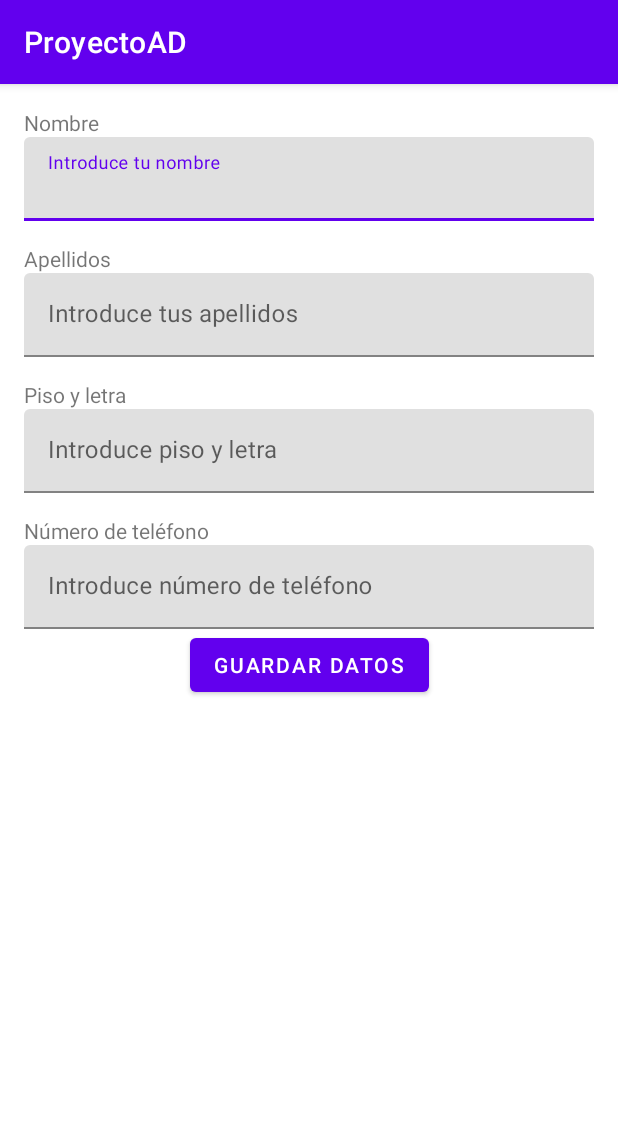
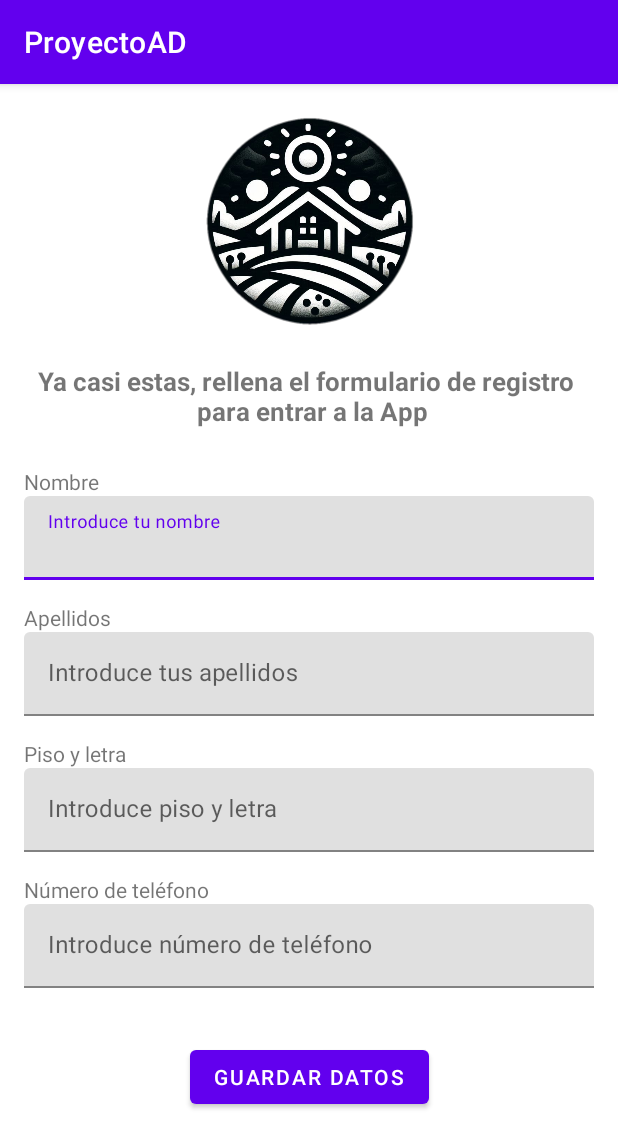
Before and after one commit to Pexel14/ProyectoAD, an Android app: the FormUserActivity screen opened directly, with no data from a screen before it, on a phone screen of 412 x 824 dp. Shown: the top 1148 px of the screen. Run offline under Robolectric (Android 15) with nearby library versions, the phone set to English and light mode, and no system bars; our stand-ins replace Firebase (no records; nobody signed in at launch, a user with empty details on screens opened directly).

Commit message:
Logica de control añadida al formulario

```diff
--- a/app/src/main/java/com/example/proyectoad/FormUserActivity.java
+++ b/app/src/main/java/com/example/proyectoad/FormUserActivity.java
@@ -1,6 +1,8 @@
 package com.example.proyectoad;
 
 import android.os.Bundle;
+import android.view.View;
+import android.widget.Toast;
 
 import androidx.activity.EdgeToEdge;
 import androidx.appcompat.app.AppCompatActivity;
@@ -8,12 +10,46 @@ import androidx.core.graphics.Insets;
 import androidx.core.view.ViewCompat;
 import androidx.core.view.WindowInsetsCompat;
 
+import com.example.proyectoad.databinding.ActivityFormUserBinding;
+import com.google.firebase.database.DatabaseReference;
+
 public class FormUserActivity extends AppCompatActivity {
+
+    private ActivityFormUserBinding binding;
+    private DatabaseReference ref;
+
+
 
     @Override
     protected void onCreate(Bundle savedInstanceState) {
         super.onCreate(savedInstanceState);
-        setContentView(R.layout.activity_form_user);
+
+        binding = ActivityFormUserBinding.inflate(getLayoutInflater());
+        setContentView(binding.getRoot());
+
+        binding.btnGuardarForm.setOnClickListener(new View.OnClickListener() {
+            @Override
+            public void onClick(View v) {
+
+                String nombre = binding.etNombre.getText().toString().trim();
+                String apellidos = binding.etApellido.getText().toString().trim();
+                String piso = binding.etPiso.getText().toString().trim();
+                String telefono = binding.etTelefono.getText().toString().trim();
+
+                if (nombre.isEmpty() || apellidos.isEmpty() || piso.isEmpty() || telefono.isEmpty()) {
+                    Toast.makeText(FormUserActivity.this, "Rellene todos los campos", Toast.LENGTH_SHORT).show();
+                } else {
+
+
+
+
+
+                }
+            }
+        });
 
     }
+
+
+
 }
--- a/app/src/main/java/com/example/proyectoad/LoginActivity.java
+++ b/app/src/main/java/com/example/proyectoad/LoginActivity.java
@@ -213,7 +213,6 @@ public class LoginActivity extends AppCompatActivity {
         editor.putString("usuario", idUsuario);
         editor.apply();
 
-
         Intent i = new Intent(this, MainActivity.class);
         startActivity(i);
         finish();
--- a/app/src/main/java/com/example/proyectoad/RegistroActivity.java
+++ b/app/src/main/java/com/example/proyectoad/RegistroActivity.java
@@ -38,7 +38,6 @@ public class RegistroActivity extends AppCompatActivity {
                 String email = binding.etCorreo.getText().toString().trim();
                 String contrasenia = binding.etPassword.getText().toString().trim();
                 String confirmPassword = binding.etPassword2.getText().toString().trim();
-
 
                 if (username.isEmpty() || email.isEmpty() || contrasenia.isEmpty() || confirmPassword.isEmpty()) {
                     Toast.makeText(RegistroActivity.this, "Rellene todos los campos", Toast.LENGTH_SHORT).show();
--- a/app/src/main/res/layout/activity_form_user.xml
+++ b/app/src/main/res/layout/activity_form_user.xml
@@ -8,17 +8,43 @@
     tools:context=".FormUserActivity"
     android:padding="16dp">
 
+    <ImageView
+        android:id="@+id/ivLogoApp"
+        android:layout_width="150dp"
+        android:layout_height="150dp"
+        android:src="@drawable/logo_app"
+
+        app:layout_constraintEnd_toEndOf="parent"
+        app:layout_constraintStart_toStartOf="parent"
+        app:layout_constraintTop_toTopOf="parent"
+        />
+
+    <TextView
+        android:id="@+id/tvMensajeAnimo"
+        android:layout_width="wrap_content"
+        android:layout_height="wrap_content"
+        android:layout_marginTop="20dp"
+        android:text="@string/ya_casi_estas_rellena_el_formulario_de_registro_n_para_entrar_a_la_app"
+        android:textAlignment="center"
+        android:textStyle="bold"
+        android:textSize="17sp"
+        app:layout_constraintEnd_toEndOf="parent"
+        app:layout_constraintStart_toStartOf="parent"
+        app:layout_constraintTop_toBottomOf="@+id/ivLogoApp" />
+
     <TextView
         android:id="@+id/tvNombre"
         android:layout_width="wrap_content"
+        android:layout_marginTop="25dp"
         android:layout_height="wrap_content"
         android:text="@string/nombre"
         app:layout_constraintStart_toStartOf="parent"
-        app:layout_constraintTop_toTopOf="parent" />
+        app:layout_constraintTop_toBottomOf="@+id/tvMensajeAnimo" />
 
     <com.google.android.material.textfield.TextInputLayout
         android:id="@+id/tilNombre"
         android:layout_width="match_parent"
+
         android:layout_height="wrap_content"
         android:hint="@string/introduce_tu_nombre"
         app:endIconMode="clear_text"
@@ -108,7 +134,8 @@
     </com.google.android.material.textfield.TextInputLayout>
 
     <Button
-        android:id="@+id/btnGoogle"
+        android:id="@+id/btnGuardarForm"
+        android:layout_marginTop="35dp"
         android:layout_width="wrap_content"
         android:layout_height="wrap_content"
         android:text="@string/guardar_datos"
--- a/app/src/main/res/values/strings.xml
+++ b/app/src/main/res/values/strings.xml
@@ -30,4 +30,5 @@
     <string name="piso_y_letra">Piso y letra</string>
     <string name="introduce_tus_apellidos">Introduce tus apellidos</string>
     <string name="apellidos">Apellidos</string>
+    <string name="ya_casi_estas_rellena_el_formulario_de_registro_n_para_entrar_a_la_app">Ya casi estas, rellena el formulario de registro \n para entrar a la App</string>
 </resources>
```
